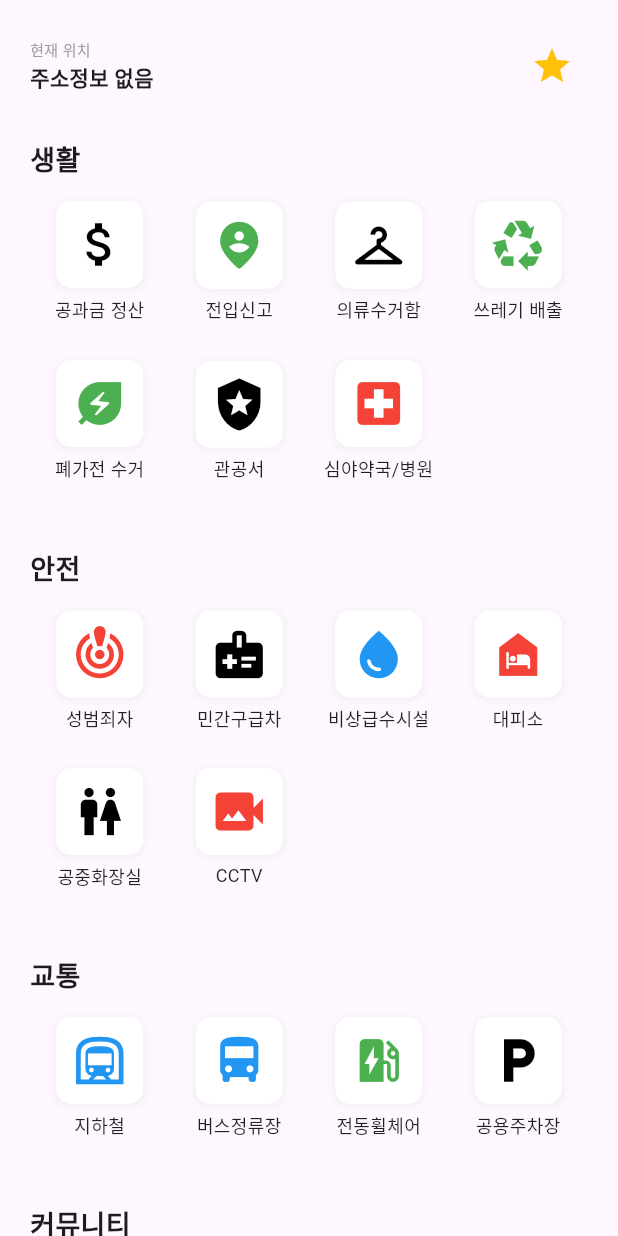
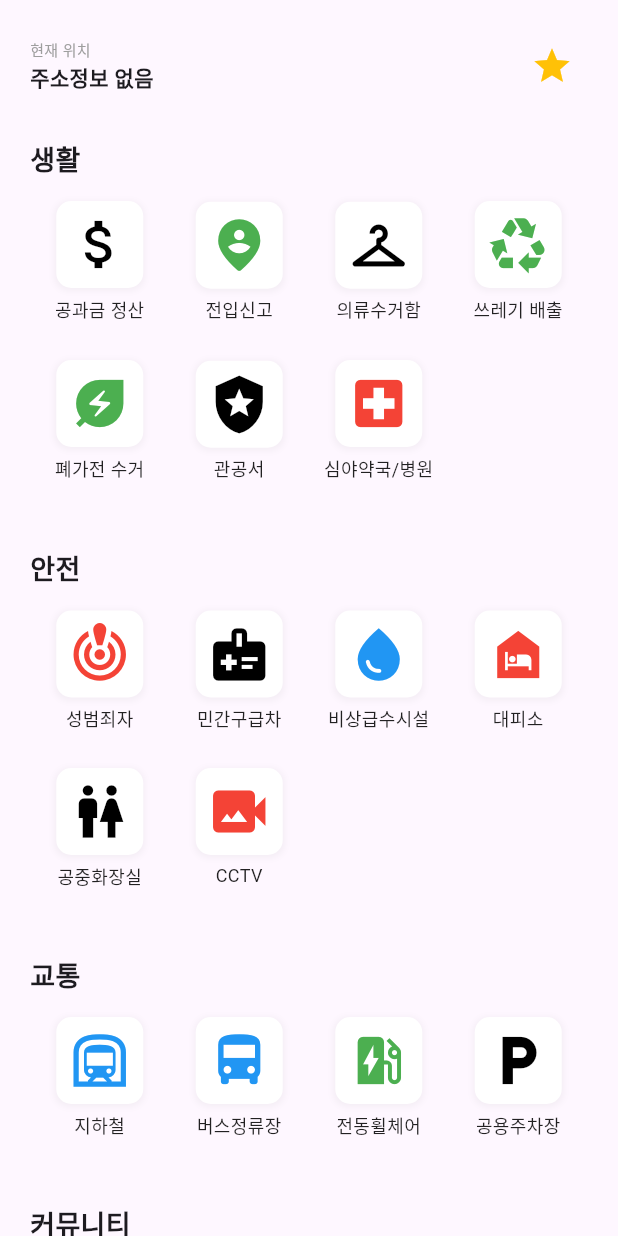
Before and after one commit to kant300/moveon_app, a Flutter app: the Menu screen opened by its route, on a phone screen of 412 x 824 dp. Run offline on Flutter 3.47's test engine with Material 3 defaults, Android fonts, the phone set to English and light mode, and no system bars; our stand-ins replace dio, geocoding, geolocator, permission_handler, shared_preferences, webview_flutter; accounts and stored records are empty; network calls fail; statements that could not run were skipped.

Commit message:
전체메뉴 아이콘크기 변경

```diff
--- a/lib/Menu.dart
+++ b/lib/Menu.dart
@@ -62,7 +62,7 @@ class MenuState extends State<Menu> {
       child: Column(
         children:[
           Container(
-            padding:  EdgeInsets.all(10), // 아이콘 주변 여백
+            padding:  EdgeInsets.all(8), // 아이콘 주변 여백
             // 아이콘 배경 (이미지에는 배경색이 있으므로 색상 적용)
             decoration: BoxDecoration(
               // 아이콘별로 색상 다르게 설정 가능 (여기서는 기본 색상으로 통일)
@@ -80,7 +80,7 @@ class MenuState extends State<Menu> {
             ),
             child: Icon(
               icon,
-              size: 38, // 아이콘 크기 조정 (이미지 크기에 맞춰)
+              size: 42, // 아이콘 크기 조정 (이미지 크기에 맞춰)
               color: iconColor, // 아이콘 색상
             ),
           ),
```
